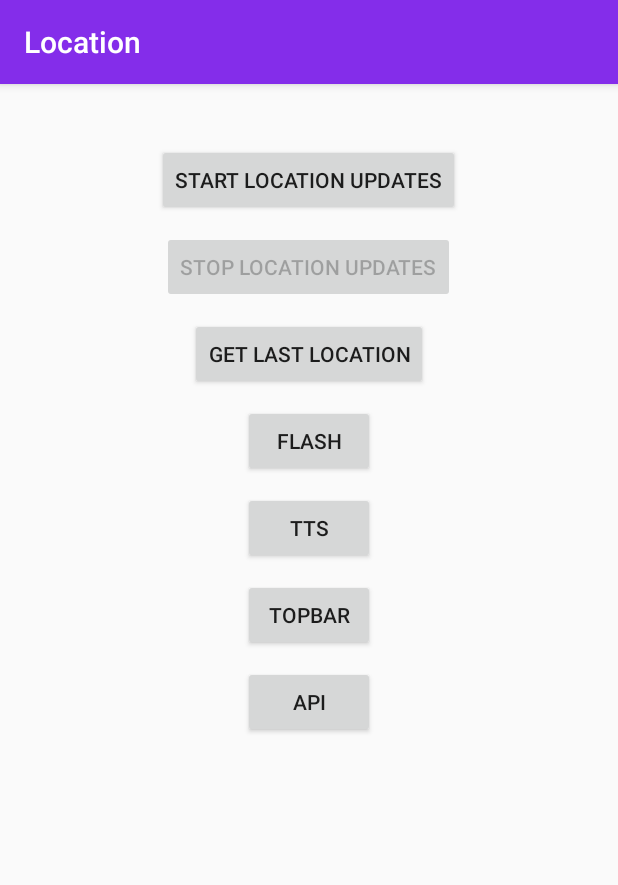
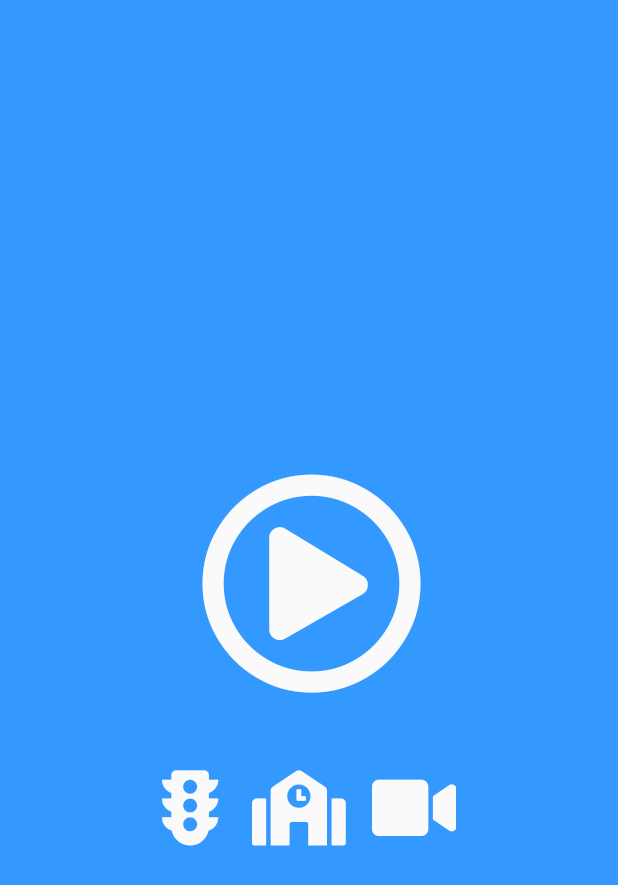
Before and after one commit to bitnahian/UNIHACK, an Android app: the screen it shows after launch (MainActivity), on a phone screen of 412 x 824 dp. Shown: the top 885 px of the screen. Run offline under Robolectric (Android 15) with nearby library versions, the phone set to English and light mode, and no system bars; our stand-ins replace ButterKnife; libraries missing offline, so code that uses them is left out: com.karumi.dexter.

Commit message:
Final update of App

```diff
--- a/AndroidLocation-master/app/build.gradle
+++ b/AndroidLocation-master/app/build.gradle
@@ -38,6 +38,8 @@ dependencies {
     // location play services
     implementation 'com.google.android.gms:play-services-location:15.0.1'
 
+    implementation 'com.google.android.gms:play-services-maps:15.0.1'
+
     // dexter runtime permissions
     implementation 'com.karumi:dexter:4.2.0'
 
--- a/AndroidLocation-master/app/src/main/java/info/androidhive/androidlocation/GitHubService.java
+++ b/AndroidLocation-master/app/src/main/java/info/androidhive/androidlocation/GitHubService.java
@@ -1,13 +1,14 @@
 package info.androidhive.androidlocation;
 
-import java.util.List;
-
-import okhttp3.RequestBody;
 import retrofit2.Call;
 import retrofit2.http.GET;
+import retrofit2.http.Query;
 
 public interface GitHubService {
+//  @GET("/api")
+//  Call<User> singleUser();
+
+
   @GET("/api")
-  Call<User> singleUser();
-
+  Call<User> singleUser(@Query("latitude") String latitude, @Query("longitude") String longitude);
 }
--- a/AndroidLocation-master/app/src/main/res/layout/activity_main.xml
+++ b/AndroidLocation-master/app/src/main/res/layout/activity_main.xml
@@ -1,76 +1,91 @@
 <?xml version="1.0" encoding="utf-8"?>
-<LinearLayout xmlns:android="http://schemas.android.com/apk/res/android"
-    xmlns:app="http://schemas.android.com/apk/res-auto"
+
+
+    <RelativeLayout xmlns:android="http://schemas.android.com/apk/res/android"
         xmlns:tools="http://schemas.android.com/tools"
         android:layout_width="match_parent"
         android:layout_height="match_parent"
         android:gravity="center_horizontal"
         android:orientation="vertical"
+        android:background="@color/main"
         tools:context=".MainActivity">
 
-    <Button
-        android:id="@+id/btn_start_location_updates"
+        <TextView
+            android:id="@+id/btn_main"
+            android:layout_centerHorizontal="true"
+            android:layout_centerVertical="true"
+            android:layout_centerInParent="true"
+            android:layout_width="wrap_content"
+            android:layout_height="200dp"
+            android:text="\uf144"
+            android:textColor="@color/gray"
+            android:fontFamily="@font/fa"
+            android:textSize="150sp" />
+
+        <TextView
+            android:id="@+id/school"
+            android:layout_width="80dp"
+            android:layout_height="wrap_content"
+            android:layout_centerHorizontal="true"
+            android:layout_below="@id/btn_main"
+            android:text="\uf549"
+            android:textColor="@color/gray"
+            android:fontFamily="@font/fa2"
+            android:textSize="50sp" />
+
+        <TextView
+            android:id="@+id/speed"
             android:layout_width="wrap_content"
             android:layout_height="wrap_content"
-        android:layout_marginTop="40dp"
-        android:text="@string/start_updates" />
+            android:layout_toRightOf="@id/school"
+            android:layout_below="@id/btn_main"
+            android:text="\uf03d"
+            android:textColor="@color/gray"
+            android:fontFamily="@font/fa2"
+            android:textSize="50sp" />
 
-    <Button
-        android:id="@+id/btn_stop_location_updates"
+        <TextView
+            android:id="@+id/light"
+            android:layout_width="60dp"
+            android:layout_height="wrap_content"
+            android:layout_toLeftOf="@id/school"
+            android:layout_below="@id/btn_main"
+            android:text="\uf637"
+            android:textColor="@color/gray"
+            android:fontFamily="@font/fa2"
+            android:textSize="50sp" />
+
+
+
+
+
+
+        <TextView
+            android:id="@+id/information"
             android:layout_width="wrap_content"
             android:layout_height="wrap_content"
-        android:layout_marginTop="10dp"
-        android:enabled="false"
-        android:text="@string/stop_updates" />
-
-    <Button
-        android:id="@+id/btn_get_last_location"
-        android:layout_width="wrap_content"
-        android:layout_height="wrap_content"
-        android:layout_marginTop="10dp"
-        android:text="@string/get_last_location" />
-
-    <Button
-        android:id="@+id/btn_flash"
-        android:layout_width="wrap_content"
-        android:layout_height="wrap_content"
-        android:layout_marginTop="10dp"
-        android:text="FLASH" />
-
-    <Button
-        android:id="@+id/btn_tts"
-        android:layout_width="wrap_content"
-        android:layout_height="wrap_content"
-        android:layout_marginTop="10dp"
-        android:text="TTS" />
-
-    <Button
-        android:id="@+id/btn_topBar"
-        android:layout_width="wrap_content"
-        android:layout_height="wrap_content"
-        android:layout_marginTop="10dp"
-        android:text="TopBar" />
-
-    <Button
-        android:id="@+id/btn_api"
-        android:layout_width="wrap_content"
-        android:layout_height="wrap_content"
-        android:layout_marginTop="10dp"
-        android:text="API" />
-
-    <TextView
-        android:id="@+id/location_result"
-        android:layout_width="wrap_content"
-        android:layout_height="wrap_content"
-        android:layout_marginTop="20dp"
-        android:textColor="#333"
+            android:layout_alignParentBottom="true"
+            android:visibility="gone"
+            android:layout_marginTop="30dp"
             android:textSize="18dp" />
 
     <TextView
         android:id="@+id/updated_on"
         android:layout_width="wrap_content"
         android:layout_height="wrap_content"
+        android:layout_above="@id/information"
+        android:visibility="gone"
         android:layout_marginTop="30dp"
         android:textSize="11dp" />
 
-</LinearLayout>
+    <TextView
+        android:id="@+id/location_result"
+        android:layout_width="wrap_content"
+        android:layout_height="wrap_content"
+        android:layout_below="@id/school"
+        android:visibility="gone"
+        android:layout_above="@id/updated_on"
+        android:textColor="#333"
+        android:textSize="18dp" />
+
+    </RelativeLayout>
--- a/AndroidLocation-master/app/src/main/res/values/colors.xml
+++ b/AndroidLocation-master/app/src/main/res/values/colors.xml
@@ -3,5 +3,10 @@
     <color name="colorPrimary">#842dea</color>
     <color name="colorPrimaryDark">#681dbd</color>
     <color name="colorAccent">#00bdc1</color>
-    <color name="my_statusbar_color">#00bfff</color>
+    <color name="blue">#00bfff</color>
+    <color name="red">#ff0000</color>
+    <color name="yellow">#ffc000</color>
+    <color name="black">#000000</color>
+    <color name="gray">#fafafa</color>
+    <color name="main">#3399ff</color>
 </resources>
```
Also changed, not shown: AndroidLocation-master/app/src/main/AndroidManifest.xml (+7 -1 lines), AndroidLocation-master/app/src/main/java/info/androidhive/androidlocation/MainActivity.java (+133 -88 lines), AndroidLocation-master/app/src/main/java/info/androidhive/androidlocation/User.java (+29 -2 lines), AndroidLocation-master/app/src/main/res/values/google_maps_api.xml (added, +24 -0 lines), AndroidLocation-master/app/src/main/res/font/fa.ttf (added), AndroidLocation-master/app/src/main/res/font/fa2.ttf (added), 1 other file. Lines whose indentation alone changed are shown as unchanged.
